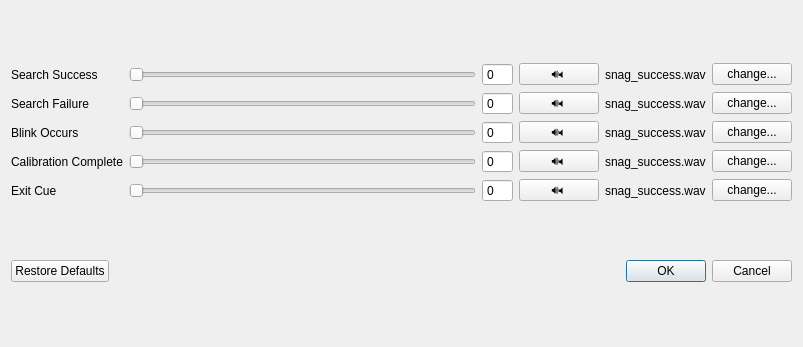
Old version of the form OpenBlink/GuiProjectBackup/OpenBlink2/soundsettingsdialogue.ui in the repository KapitalRoser/OpenBlink.
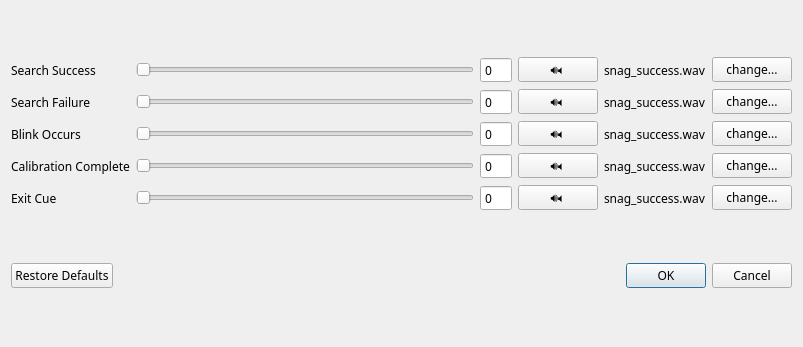
New version of the form.

Patch:
```diff
--- a/OpenBlink/GuiProjectBackup/OpenBlink2/soundsettingsdialogue.ui
+++ b/OpenBlink/GuiProjectBackup/OpenBlink2/soundsettingsdialogue.ui
@@ -10,6 +10,11 @@
     <height>347</height>
    </rect>
   </property>
+  <property name="font">
+   <font>
+    <family>Century Gothic</family>
+   </font>
+  </property>
   <property name="windowTitle">
    <string>Dialog</string>
   </property>
```
